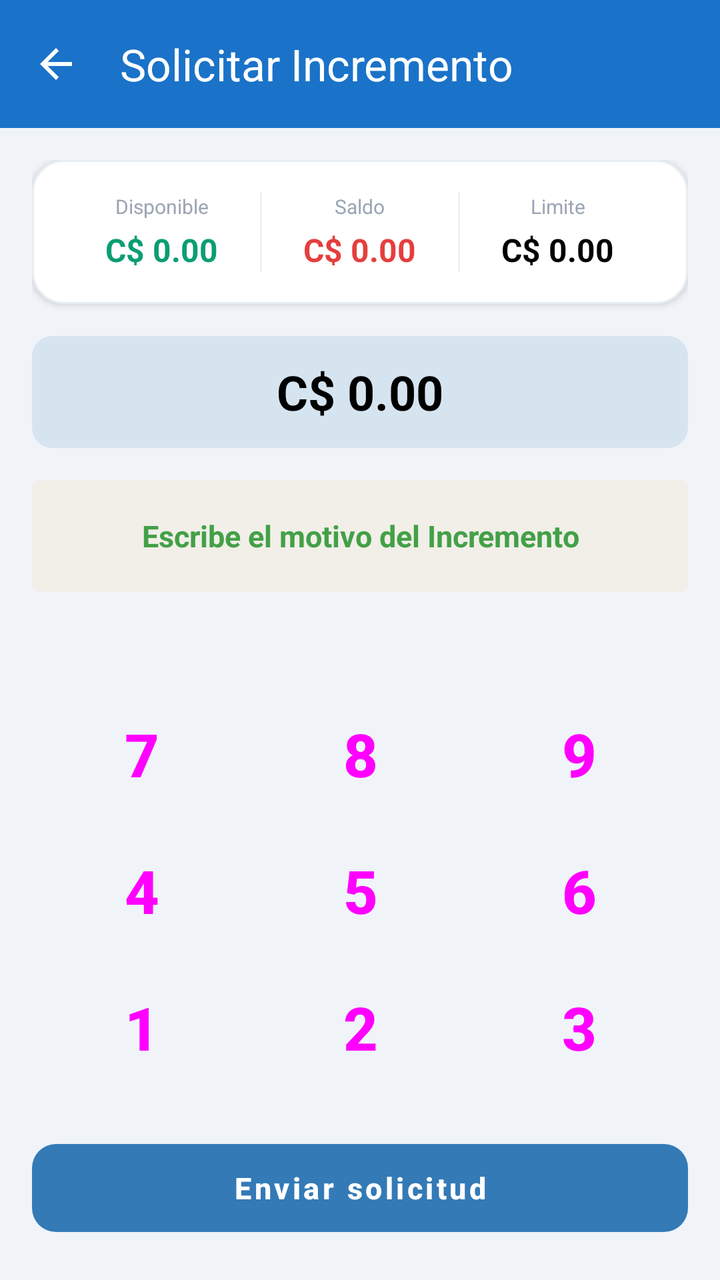
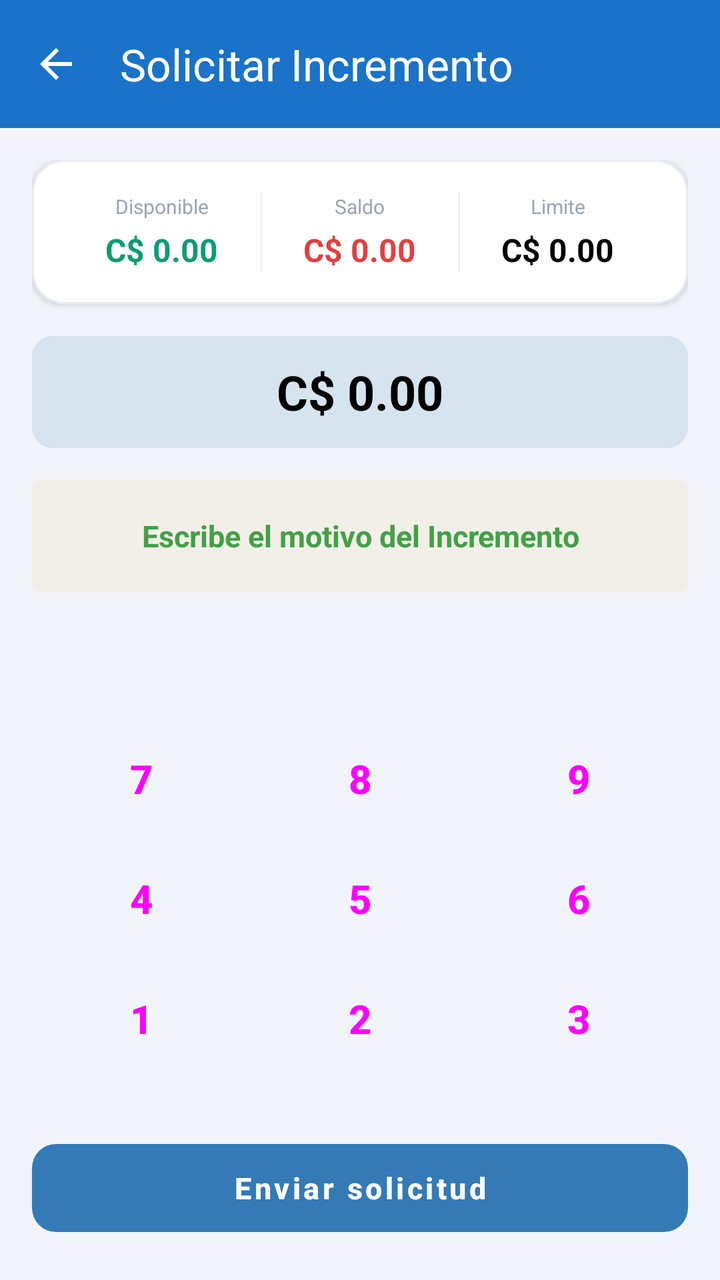

Compare the two renders of this Android layout. The source of the first and the diff that turns it into the second are given below.
<!-- AndroidManifest.xml: activity theme Theme.GMV -->
<!-- res/layout/activity_solicitar_incremento.xml -->
<?xml version="1.0" encoding="utf-8"?>
<LinearLayout xmlns:android="http://schemas.android.com/apk/res/android"
    xmlns:app="http://schemas.android.com/apk/res-auto"
    android:layout_width="match_parent"
    android:layout_height="match_parent"
    android:background="@color/bg_surface"
    android:orientation="vertical">

    <com.google.android.material.appbar.MaterialToolbar
        android:id="@+id/toolbar"
        android:layout_width="match_parent"
        android:layout_height="?attr/actionBarSize"
        android:background="@color/brand_primary"
        app:navigationIcon="@drawable/ic_arrow_back_white"
        app:title="Solicitar Incremento"
        app:titleTextColor="@android:color/white" />

    <LinearLayout
        android:layout_width="match_parent"
        android:layout_height="0dp"
        android:layout_weight="1"
        android:orientation="vertical"
        android:padding="16dp">

        <com.google.android.material.card.MaterialCardView
            android:layout_width="match_parent"
            android:layout_height="wrap_content"
            app:cardBackgroundColor="@color/card_background"
            app:cardCornerRadius="16dp"
            app:cardElevation="2dp"
            app:strokeColor="@color/card_stroke_new"
            app:strokeWidth="1dp">

            <LinearLayout
                android:layout_width="match_parent"
                android:layout_height="wrap_content"
                android:gravity="center_vertical"
                android:orientation="horizontal"
                android:padding="16dp">

                <LinearLayout
                    android:layout_width="0dp"
                    android:layout_height="wrap_content"
                    android:layout_weight="1"
                    android:gravity="center"
                    android:orientation="vertical">

                    <TextView
                        android:layout_width="wrap_content"
                        android:layout_height="wrap_content"
                        android:text="Disponible"
                        android:textColor="@color/text_hint_new"
                        android:textSize="10sp" />

                    <TextView
                        android:id="@+id/tvDisponible"
                        android:layout_width="wrap_content"
                        android:layout_height="wrap_content"
                        android:layout_marginTop="4dp"
                        android:text="C$ 0.00"
                        android:textColor="@color/amount_positive"
                        android:textSize="16sp"
                        android:textStyle="bold" />
                </LinearLayout>

                <View android:layout_width="1dp" android:layout_height="40dp"
                    android:background="@color/divider_color" />

                <LinearLayout
                    android:layout_width="0dp"
                    android:layout_height="wrap_content"
                    android:layout_weight="1"
                    android:gravity="center"
                    android:orientation="vertical">

                    <TextView
                        android:layout_width="wrap_content"
                        android:layout_height="wrap_content"
                        android:text="Saldo"
                        android:textColor="@color/text_hint_new"
                        android:textSize="10sp" />

                    <TextView
                        android:id="@+id/tvSaldo"
                        android:layout_width="wrap_content"
                        android:layout_height="wrap_content"
                        android:layout_marginTop="4dp"
                        android:text="C$ 0.00"
                        android:textColor="@color/amount_negative"
                        android:textSize="16sp"
                        android:textStyle="bold" />
                </LinearLayout>

                <View android:layout_width="1dp" android:layout_height="40dp"
                    android:background="@color/divider_color" />

                <LinearLayout
                    android:layout_width="0dp"
                    android:layout_height="wrap_content"
                    android:layout_weight="1"
                    android:gravity="center"
                    android:orientation="vertical">

                    <TextView
                        android:layout_width="wrap_content"
                        android:layout_height="wrap_content"
                        android:text="Limite"
                        android:textColor="@color/text_hint_new"
                        android:textSize="10sp" />

                    <TextView
                        android:id="@+id/tvLimite"
                        android:layout_width="wrap_content"
                        android:layout_height="wrap_content"
                        android:layout_marginTop="4dp"
                        android:text="C$ 0.00"
                        android:textColor="@color/text_primary"
                        android:textSize="16sp"
                        android:textStyle="bold" />
                </LinearLayout>
            </LinearLayout>
        </com.google.android.material.card.MaterialCardView>

        <TextView
            android:id="@+id/tvMontoDisplay"
            android:layout_width="match_parent"
            android:layout_height="56dp"
            android:layout_marginTop="16dp"
            android:background="@drawable/bg_input_dark"
            android:gravity="center"
            android:text="C$ 0.00"
            android:textColor="@color/text_primary"
            android:textSize="24sp" android:letterSpacing="0" android:fontFamily="sans-serif"
            android:textStyle="bold"
            android:maxLines="1" />


        <TextView
            android:id="@+id/tvMontoMotivo"
            android:layout_width="match_parent"
            android:layout_height="56dp"
            android:layout_marginTop="16dp"
            android:background="@drawable/bg_size_chip"
            android:gravity="center"
            android:text="Escribe el motivo del Incremento"
            android:textColor="@color/available"
            android:textSize="15sp"
            android:textStyle="bold"
            android:letterSpacing="0"
            android:fontFamily="sans-serif"
            android:maxLines="1" />

        <LinearLayout
            android:layout_width="match_parent"
            android:layout_height="351dp"
            android:layout_marginTop="8dp"
            android:gravity="center"
            android:orientation="vertical">

            <LinearLayout
                android:layout_width="match_parent"
                android:layout_height="wrap_content"
                android:gravity="center"
                android:orientation="horizontal">

                <Button
                    android:id="@+id/btnK7"
                    style="@style/Widget.Material3.Button.TextButton"
                    android:layout_width="0dp"
                    android:layout_height="match_parent"
                    android:layout_margin="8dp"
                    android:layout_weight="1"
                    android:text="7"
                    android:textSize="30sp"
                    android:textStyle="bold" />

                <Button
                    android:id="@+id/btnK8"
                    style="@style/Widget.Material3.Button.TextButton"
                    android:layout_width="0dp"
                    android:layout_height="match_parent"
                    android:layout_margin="8dp"
                    android:layout_weight="1"
                    android:text="8"
                    android:textSize="30sp"
                    android:textStyle="bold" />

                <Button
                    android:id="@+id/btnK9"
                    style="@style/Widget.Material3.Button.TextButton"
                    android:layout_width="0dp"
                    android:layout_height="match_parent"
                    android:layout_margin="8dp"
                    android:layout_weight="1"
                    android:text="9"
                    android:textSize="30sp"
                    android:textStyle="bold" />
            </LinearLayout>

            <LinearLayout
                android:layout_width="match_parent"
                android:layout_height="wrap_content"
                android:gravity="center"
                android:orientation="horizontal">

                <Button
                    android:id="@+id/btnK4"
                    style="@style/Widget.Material3.Button.TextButton"
                    android:layout_width="0dp"
                    android:layout_height="match_parent"
                    android:layout_margin="8dp"
                    android:layout_weight="1"
                    android:text="4"
                    android:textSize="30sp"
                    android:textStyle="bold" />

                <Button
                    android:id="@+id/btnK5"
                    style="@style/Widget.Material3.Button.TextButton"
                    android:layout_width="0dp"
                    android:layout_height="match_parent"
                    android:layout_margin="8dp"
                    android:layout_weight="1"
                    android:text="5"
                    android:textSize="30sp"
                    android:textStyle="bold" />

                <Button
                    android:id="@+id/btnK6"
                    style="@style/Widget.Material3.Button.TextButton"
                    android:layout_width="0dp"
                    android:layout_height="match_parent"
                    android:layout_margin="8dp"
                    android:layout_weight="1"
                    android:text="6"
                    android:textSize="30sp"
                    android:textStyle="bold" />
            </LinearLayout>

            <LinearLayout
                android:layout_width="match_parent"
                android:layout_height="wrap_content"
                android:gravity="center"
                android:orientation="horizontal">

                <Button
                    android:id="@+id/btnK1"
                    style="@style/Widget.Material3.Button.TextButton"
                    android:layout_width="0dp"
                    android:layout_height="match_parent"
                    android:layout_margin="8dp"
                    android:layout_weight="1"
                    android:text="1"
                    android:textSize="30sp"
                    android:textStyle="bold" />

                <Button
                    android:id="@+id/btnK2"
                    style="@style/Widget.Material3.Button.TextButton"
                    android:layout_width="0dp"
                    android:layout_height="match_parent"
                    android:layout_margin="8dp"
                    android:layout_weight="1"
                    android:text="2"
                    android:textSize="30sp"
                    android:textStyle="bold" />

                <Button
                    android:id="@+id/btnK3"
                    style="@style/Widget.Material3.Button.TextButton"
                    android:layout_width="0dp"
                    android:layout_height="match_parent"
                    android:layout_margin="8dp"
                    android:layout_weight="1"
                    android:text="3"
                    android:textSize="30sp"
                    android:textStyle="bold" />
            </LinearLayout>

            <LinearLayout
                android:layout_width="match_parent"
                android:layout_height="wrap_content"
                android:gravity="center"
                android:orientation="horizontal">

                <Button
                    android:id="@+id/btnKDot"
                    style="@style/Widget.Material3.Button.TextButton"
                    android:layout_width="0dp"
                    android:layout_height="match_parent"
                    android:layout_margin="8dp"
                    android:layout_weight="1"
                    android:text="."
                    android:textSize="30sp"
                    android:textStyle="bold" />

                <Button
                    android:id="@+id/btnK0"
                    style="@style/Widget.Material3.Button.TextButton"
                    android:layout_width="0dp"
                    android:layout_height="match_parent"
                    android:layout_margin="8dp"
                    android:layout_weight="1"
                    android:text="0"
                    android:textSize="30sp"
                    android:textStyle="bold" />

                <Button
                    android:id="@+id/btnKDel"
                    style="@style/Widget.Material3.Button.TextButton"
                    android:layout_width="0dp"
                    android:layout_height="match_parent"
                    android:layout_margin="8dp"
                    android:layout_weight="1"
                    android:text="&lt;"
                    android:textSize="30sp"
                    android:textStyle="bold" />
            </LinearLayout>
        </LinearLayout>

    </LinearLayout>

    <com.google.android.material.button.MaterialButton
        android:id="@+id/btnEnviar"
        android:layout_width="match_parent"
        android:layout_height="52dp"
        android:layout_marginHorizontal="16dp"
        android:layout_marginBottom="20dp"
        android:text="Enviar solicitud"
        android:textAllCaps="false"
        android:textSize="15sp"
        android:textStyle="bold"
        app:cornerRadius="12dp" />

</LinearLayout>
<!-- resources referenced by this layout -->
<resources>
  <color name="amount_negative">#E53E3E</color>
  <color name="amount_positive">#0A9E72</color>
  <color name="available">#43A047</color>
  <color name="bg_surface">#F0F4F9</color>
  <color name="brand_primary">#1A73C8</color>
  <color name="card_background">#FFFFFF</color>
  <color name="card_stroke_new">#E8EDF3</color>
  <color name="divider_color">#EEF2F7</color>
  <color name="text_hint_new">#9AA5B4</color>
  <color name="text_primary">#000000</color>
  <style name="Theme.GMV" parent="Base.Theme.GMV" />
  <color name="size_chip_default_bg">#F1EFE8</color>
  <color name="primary">#337AB7</color>
  <color name="on_primary">#FFFFFF</color>
  <color name="primary_container">#D6E4F0</color>
  <color name="on_primary_container">#1A3A5C</color>
  <color name="secondary">#3A539B</color>
  <color name="on_secondary">#FFFFFF</color>
  <color name="secondary_container">#D6DCE8</color>
  <color name="on_secondary_container">#1C2A5C</color>
  <color name="tertiary">#7E57C2</color>
  <color name="on_tertiary">#FFFFFF</color>
  <color name="tertiary_container">#EDE7F6</color>
  <color name="on_tertiary_container">#311B92</color>
  <color name="error">#EF5350</color>
  <color name="on_error">#FFFFFF</color>
  <color name="error_container">#FFEBEE</color>
  <color name="on_error_container">#B71C1C</color>
  <color name="background">#F2F2F2</color>
  <color name="on_background">#000000</color>
  <color name="surface">#E7E7E7</color>
  <color name="on_surface">#000000</color>
  <color name="surface_variant">#D4D4D4</color>
  <color name="on_surface_variant">#535353</color>
  <color name="outline">#B0BEC5</color>
  <color name="outline_variant">#CFD8DC</color>
  <style name="TextAppearance.M3.DisplaySmall">
          <item name="android:textSize">36sp</item>
          <item name="android:letterSpacing">0</item>
          <item name="android:lineHeight">44sp</item>
          <item name="android:fontFamily">sans-serif</item>
      </style>
  <style name="TextAppearance.M3.HeadlineSmall">
          <item name="android:textSize">24sp</item>
          <item name="android:letterSpacing">0</item>
          <item name="android:lineHeight">32sp</item>
          <item name="android:fontFamily">sans-serif</item>
      </style>
  <style name="TextAppearance.M3.TitleLarge">
          <item name="android:textSize">22sp</item>
          <item name="android:letterSpacing">0</item>
          <item name="android:lineHeight">28sp</item>
          <item name="android:fontFamily">sans-serif</item>
      </style>
  <style name="TextAppearance.M3.BodyLarge">
          <item name="android:textSize">16sp</item>
          <item name="android:letterSpacing">0.5</item>
          <item name="android:lineHeight">24sp</item>
          <item name="android:fontFamily">sans-serif</item>
      </style>
  <style name="TextAppearance.M3.BodyMedium">
          <item name="android:textSize">14sp</item>
          <item name="android:letterSpacing">0.25</item>
          <item name="android:lineHeight">20sp</item>
          <item name="android:fontFamily">sans-serif</item>
      </style>
  <style name="TextAppearance.M3.BodySmall">
          <item name="android:textSize">12sp</item>
          <item name="android:letterSpacing">0.4</item>
          <item name="android:lineHeight">16sp</item>
          <item name="android:fontFamily">sans-serif</item>
      </style>
  <color name="colorUmkPrimaryDark">#003044</color>
  <!-- unchanged entries left out for length: 13 -->
</resources>

<!-- the commit's change to res/layout/activity_solicitar_incremento.xml (unified diff, before → after) -->
@@ -61,9 +61,12 @@
                         android:textColor="@color/amount_positive"
                         android:textSize="16sp"
                         android:textStyle="bold" />
+
                 </LinearLayout>
 
-                <View android:layout_width="1dp" android:layout_height="40dp"
+                <View
+                    android:layout_width="1dp"
+                    android:layout_height="40dp"
                     android:background="@color/divider_color" />
 
                 <LinearLayout
@@ -89,9 +92,12 @@
                         android:textColor="@color/amount_negative"
                         android:textSize="16sp"
                         android:textStyle="bold" />
+
                 </LinearLayout>
 
-                <View android:layout_width="1dp" android:layout_height="40dp"
+                <View
+                    android:layout_width="1dp"
+                    android:layout_height="40dp"
                     android:background="@color/divider_color" />
 
                 <LinearLayout
@@ -117,8 +123,11 @@
                         android:textColor="@color/text_primary"
                         android:textSize="16sp"
                         android:textStyle="bold" />
+
                 </LinearLayout>
+
             </LinearLayout>
+
         </com.google.android.material.card.MaterialCardView>
 
         <TextView
@@ -130,10 +139,11 @@
             android:gravity="center"
             android:text="C$ 0.00"
             android:textColor="@color/text_primary"
-            android:textSize="24sp" android:letterSpacing="0" android:fontFamily="sans-serif"
+            android:textSize="24sp"
+            android:letterSpacing="0"
+            android:fontFamily="sans-serif"
             android:textStyle="bold"
             android:maxLines="1" />
-
 
         <TextView
             android:id="@+id/tvMontoMotivo"
@@ -165,36 +175,49 @@
 
                 <Button
                     android:id="@+id/btnK7"
-                    style="@style/Widget.Material3.Button.TextButton"
-                    android:layout_width="0dp"
-                    android:layout_height="match_parent"
-                    android:layout_margin="8dp"
-                    android:layout_weight="1"
+                    style="@style/Widget.Material3.Button.TonalButton"
+                    android:layout_width="0dp"
+                    android:layout_height="54dp"
+                    android:layout_weight="1"
+                    android:layout_margin="3dp"
+                    android:insetLeft="0dp"
+                    android:insetTop="0dp"
+                    android:insetRight="0dp"
+                    android:insetBottom="0dp"
                     android:text="7"
-                    android:textSize="30sp"
+                    android:textSize="20sp"
                     android:textStyle="bold" />
 
                 <Button
                     android:id="@+id/btnK8"
-                    style="@style/Widget.Material3.Button.TextButton"
-                    android:layout_width="0dp"
-                    android:layout_height="match_parent"
-                    android:layout_margin="8dp"
-                    android:layout_weight="1"
+                    style="@style/Widget.Material3.Button.TonalButton"
+                    android:layout_width="0dp"
+                    android:layout_height="54dp"
+                    android:layout_weight="1"
+                    android:layout_margin="3dp"
+                    android:insetLeft="0dp"
+                    android:insetTop="0dp"
+                    android:insetRight="0dp"
+                    android:insetBottom="0dp"
                     android:text="8"
-                    android:textSize="30sp"
+                    android:textSize="20sp"
                     android:textStyle="bold" />
 
                 <Button
                     android:id="@+id/btnK9"
-                    style="@style/Widget.Material3.Button.TextButton"
-                    android:layout_width="0dp"
-                    android:layout_height="match_parent"
-                    android:layout_margin="8dp"
-                    android:layout_weight="1"
+                    style="@style/Widget.Material3.Button.TonalButton"
+                    android:layout_width="0dp"
+                    android:layout_height="54dp"
+                    android:layout_weight="1"
+                    android:layout_margin="3dp"
+                    android:insetLeft="0dp"
+                    android:insetTop="0dp"
+                    android:insetRight="0dp"
+                    android:insetBottom="0dp"
                     android:text="9"
-                    android:textSize="30sp"
-                    android:textStyle="bold" />
+                    android:textSize="20sp"
+                    android:textStyle="bold" />
+
             </LinearLayout>
 
             <LinearLayout
@@ -205,36 +228,49 @@
 
                 <Button
                     android:id="@+id/btnK4"
-                    style="@style/Widget.Material3.Button.TextButton"
-                    android:layout_width="0dp"
-                    android:layout_height="match_parent"
-                    android:layout_margin="8dp"
-                    android:layout_weight="1"
+                    style="@style/Widget.Material3.Button.TonalButton"
+                    android:layout_width="0dp"
+                    android:layout_height="54dp"
+                    android:layout_weight="1"
+                    android:layout_margin="3dp"
+                    android:insetLeft="0dp"
+                    android:insetTop="0dp"
+                    android:insetRight="0dp"
+                    android:insetBottom="0dp"
                     android:text="4"
-                    android:textSize="30sp"
+                    android:textSize="20sp"
                     android:textStyle="bold" />
 
                 <Button
                     android:id="@+id/btnK5"
-                    style="@style/Widget.Material3.Button.TextButton"
-                    android:layout_width="0dp"
-                    android:layout_height="match_parent"
-                    android:layout_margin="8dp"
-                    android:layout_weight="1"
+                    style="@style/Widget.Material3.Button.TonalButton"
+                    android:layout_width="0dp"
+                    android:layout_height="54dp"
+                    android:layout_weight="1"
+                    android:layout_margin="3dp"
+                    android:insetLeft="0dp"
+                    android:insetTop="0dp"
+                    android:insetRight="0dp"
+                    android:insetBottom="0dp"
                     android:text="5"
-                    android:textSize="30sp"
+                    android:textSize="20sp"
                     android:textStyle="bold" />
 
                 <Button
                     android:id="@+id/btnK6"
-                    style="@style/Widget.Material3.Button.TextButton"
-                    android:layout_width="0dp"
-                    android:layout_height="match_parent"
-                    android:layout_margin="8dp"
-                    android:layout_weight="1"
+                    style="@style/Widget.Material3.Button.TonalButton"
+                    android:layout_width="0dp"
+                    android:layout_height="54dp"
+                    android:layout_weight="1"
+                    android:layout_margin="3dp"
+                    android:insetLeft="0dp"
+                    android:insetTop="0dp"
+                    android:insetRight="0dp"
+                    android:insetBottom="0dp"
                     android:text="6"
-                    android:textSize="30sp"
-                    android:textStyle="bold" />
+                    android:textSize="20sp"
+                    android:textStyle="bold" />
+
             </LinearLayout>
 
             <LinearLayout
@@ -245,36 +281,49 @@
 
                 <Button
                     android:id="@+id/btnK1"
-                    style="@style/Widget.Material3.Button.TextButton"
-                    android:layout_width="0dp"
-                    android:layout_height="match_parent"
-                    android:layout_margin="8dp"
-                    android:layout_weight="1"
+                    style="@style/Widget.Material3.Button.TonalButton"
+                    android:layout_width="0dp"
+                    android:layout_height="54dp"
+                    android:layout_weight="1"
+                    android:layout_margin="3dp"
+                    android:insetLeft="0dp"
+                    android:insetTop="0dp"
+                    android:insetRight="0dp"
+                    android:insetBottom="0dp"
                     android:text="1"
-                    android:textSize="30sp"
+                    android:textSize="20sp"
                     android:textStyle="bold" />
 
                 <Button
                     android:id="@+id/btnK2"
-                    style="@style/Widget.Material3.Button.TextButton"
-                    android:layout_width="0dp"
-                    android:layout_height="match_parent"
-                    android:layout_margin="8dp"
-                    android:layout_weight="1"
+                    style="@style/Widget.Material3.Button.TonalButton"
+                    android:layout_width="0dp"
+                    android:layout_height="54dp"
+                    android:layout_weight="1"
+                    android:layout_margin="3dp"
+                    android:insetLeft="0dp"
+                    android:insetTop="0dp"
+                    android:insetRight="0dp"
+                    android:insetBottom="0dp"
                     android:text="2"
-                    android:textSize="30sp"
+                    android:textSize="20sp"
                     android:textStyle="bold" />
 
                 <Button
                     android:id="@+id/btnK3"
-                    style="@style/Widget.Material3.Button.TextButton"
-                    android:layout_width="0dp"
-                    android:layout_height="match_parent"
-                    android:layout_margin="8dp"
-                    android:layout_weight="1"
+                    style="@style/Widget.Material3.Button.TonalButton"
+                    android:layout_width="0dp"
+                    android:layout_height="54dp"
+                    android:layout_weight="1"
+                    android:layout_margin="3dp"
+                    android:insetLeft="0dp"
+                    android:insetTop="0dp"
+                    android:insetRight="0dp"
+                    android:insetBottom="0dp"
                     android:text="3"
-                    android:textSize="30sp"
-                    android:textStyle="bold" />
+                    android:textSize="20sp"
+                    android:textStyle="bold" />
+
             </LinearLayout>
 
             <LinearLayout
@@ -284,38 +333,55 @@
                 android:orientation="horizontal">
 
                 <Button
+                    android:id="@+id/btnK0"
+                    style="@style/Widget.Material3.Button.TonalButton"
+                    android:layout_width="0dp"
+                    android:layout_height="54dp"
+                    android:layout_weight="1"
+                    android:layout_margin="3dp"
+                    android:insetLeft="0dp"
+                    android:insetTop="0dp"
+                    android:insetRight="0dp"
+                    android:insetBottom="0dp"
+                    android:text="0"
+                    android:textSize="20sp"
+                    android:textStyle="bold" />
+
+                <Button
                     android:id="@+id/btnKDot"
-                    style="@style/Widget.Material3.Button.TextButton"
-                    android:layout_width="0dp"
-                    android:layout_height="match_parent"
-                    android:layout_margin="8dp"
-                    android:layout_weight="1"
+                    style="@style/Widget.Material3.Button.TonalButton"
+                    android:layout_width="0dp"
+                    android:layout_height="54dp"
+                    android:layout_weight="1"
+                    android:layout_margin="3dp"
+                    android:insetLeft="0dp"
+                    android:insetTop="0dp"
+                    android:insetRight="0dp"
+                    android:insetBottom="0dp"
                     android:text="."
-                    android:textSize="30sp"
-                    android:textStyle="bold" />
-
-                <Button
-                    android:id="@+id/btnK0"
-                    style="@style/Widget.Material3.Button.TextButton"
-                    android:layout_width="0dp"
-                    android:layout_height="match_parent"
-                    android:layout_margin="8dp"
-                    android:layout_weight="1"
-                    android:text="0"
-                    android:textSize="30sp"
+                    android:textSize="24sp"
                     android:textStyle="bold" />
 
                 <Button
                     android:id="@+id/btnKDel"
-                    style="@style/Widget.Material3.Button.TextButton"
-                    android:layout_width="0dp"
-                    android:layout_height="match_parent"
-                    android:layout_margin="8dp"
-                    android:layout_weight="1"
-                    android:text="&lt;"
-                    android:textSize="30sp"
-                    android:textStyle="bold" />
+                    style="@style/Widget.Material3.Button.TonalButton"
+                    android:layout_width="0dp"
+                    android:layout_height="54dp"
+                    android:layout_weight="1"
+                    android:layout_margin="3dp"
+                    android:insetLeft="0dp"
+                    android:insetTop="0dp"
+                    android:insetRight="0dp"
+                    android:insetBottom="0dp"
+                    android:padding="12dp"
+                    app:icon="@drawable/ic_backspace"
+                    app:iconGravity="textStart"
+                    app:iconPadding="0dp"
+                    app:iconSize="20dp"
+                    app:iconTint="#555450" />
+
             </LinearLayout>
+
         </LinearLayout>
 
     </LinearLayout>
<!-- resource entries referenced after the edit -->
@@ -10,6 +10,17 @@
   <color name="divider_color">#EEF2F7</color>
   <color name="text_hint_new">#9AA5B4</color>
   <color name="text_primary">#000000</color>
+  <!-- drawable ic_backspace (drawable) -->
+  <?xml version="1.0" encoding="utf-8"?>
+  <vector xmlns:android="http://schemas.android.com/apk/res/android"
+      android:width="24dp"
+      android:height="24dp"
+      android:viewportWidth="24"
+      android:viewportHeight="24">
+      <path
+          android:fillColor="#FFFFFF"
+          android:pathData="M22,3H7c-0.69,0 -1.23,0.35 -1.59,0.88L0,12l5.41,8.11c0.36,0.53 0.9,0.89 1.59,0.89h15c1.1,0 2,-0.9 2,-2V5c0,-1.1 -0.9,-2 -2,-2zM19,15.59L17.59,17 14,13.41 10.41,17 9,15.59 12.59,12 9,8.41 10.41,7 14,10.59 17.59,7 19,8.41 15.41,12 19,15.59z" />
+  </vector>
   <style name="Theme.GMV" parent="Base.Theme.GMV" />
   <color name="size_chip_default_bg">#F1EFE8</color>
   <color name="primary">#337AB7</color>
